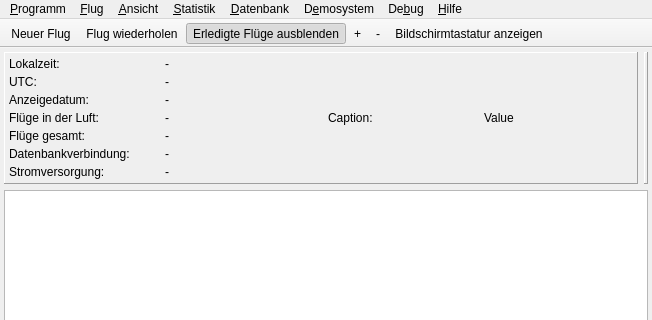
Qt form src/gui/windows/MainWindow.ui (startkladde/startkladde) before a commit; both pictures show x 0 to 652 and y 0 to 320 of the 652 by 810 pixel window.
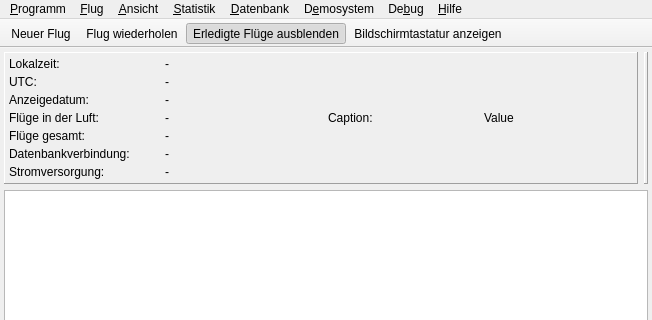
The same form after that commit. Icons and pictures are not drawn. Custom widgets are drawn as their Qt base class.

Commit message: Save font setting only when font was explicitly set by the user

```diff
--- a/src/gui/windows/MainWindow.ui
+++ b/src/gui/windows/MainWindow.ui
@@ -520,8 +520,6 @@
    <addaction name="actionNew"/>
    <addaction name="actionRepeat"/>
    <addaction name="actionHideFinished"/>
-   <addaction name="actionIncrementFontSize"/>
-   <addaction name="actionDecrementFontSize"/>
    <addaction name="actionShowVirtualKeyboard"/>
   </widget>
   <widget class="QStatusBar" name="statusBar"/>
```
The commit also changes 2 other files.
